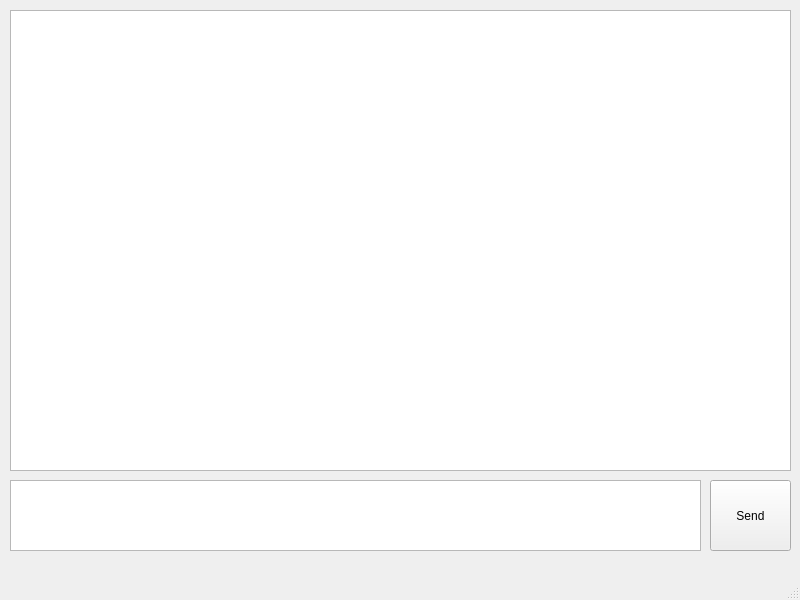
This is commapp-cpp/src/app/mainwindow.ui in PiotrLiszka/CommApp as Qt 5 draws it before an edit. The edited form follows.
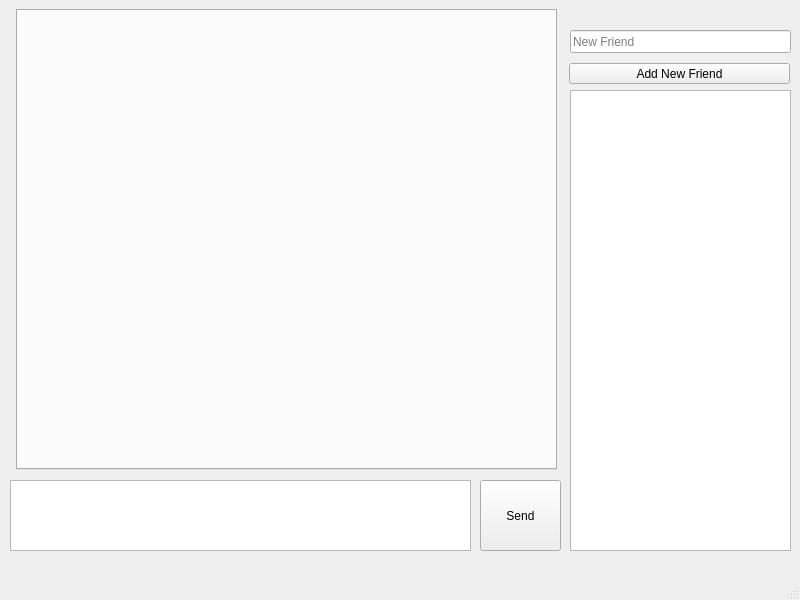
This is the edited form.

What changed in the file:
```diff
--- a/commapp-cpp/src/app/mainwindow.ui
+++ b/commapp-cpp/src/app/mainwindow.ui
@@ -17,7 +17,7 @@
    <widget class="QPushButton" name="pushButton">
     <property name="geometry">
      <rect>
-      <x>710</x>
+      <x>480</x>
       <y>480</y>
       <width>81</width>
       <height>71</height>
@@ -27,26 +27,68 @@
      <string>Send</string>
     </property>
    </widget>
-   <widget class="QTextBrowser" name="textBrowser">
-    <property name="geometry">
-     <rect>
-      <x>10</x>
-      <y>10</y>
-      <width>781</width>
-      <height>461</height>
-     </rect>
-    </property>
-   </widget>
    <widget class="QTextEdit" name="textEdit">
     <property name="geometry">
      <rect>
       <x>10</x>
       <y>480</y>
-      <width>691</width>
+      <width>461</width>
       <height>71</height>
      </rect>
     </property>
    </widget>
+   <widget class="QTabWidget" name="tabWidget">
+    <property name="geometry">
+     <rect>
+      <x>16</x>
+      <y>9</y>
+      <width>541</width>
+      <height>461</height>
+     </rect>
+    </property>
+    <property name="currentIndex">
+     <number>-1</number>
+    </property>
+   </widget>
+   <widget class="QLineEdit" name="newFriendLineEdit">
+    <property name="geometry">
+     <rect>
+      <x>570</x>
+      <y>30</y>
+      <width>221</width>
+      <height>23</height>
+     </rect>
+    </property>
+    <property name="text">
+     <string/>
+    </property>
+    <property name="placeholderText">
+     <string>New Friend</string>
+    </property>
+   </widget>
+   <widget class="QPushButton" name="addNewFriendPushButton">
+    <property name="geometry">
+     <rect>
+      <x>569</x>
+      <y>63</y>
+      <width>221</width>
+      <height>21</height>
+     </rect>
+    </property>
+    <property name="text">
+     <string>Add New Friend</string>
+    </property>
+   </widget>
+   <widget class="QListWidget" name="friendsListWidget">
+    <property name="geometry">
+     <rect>
+      <x>570</x>
+      <y>90</y>
+      <width>221</width>
+      <height>461</height>
+     </rect>
+    </property>
+   </widget>
   </widget>
   <widget class="QMenuBar" name="menubar">
    <property name="geometry">
```
